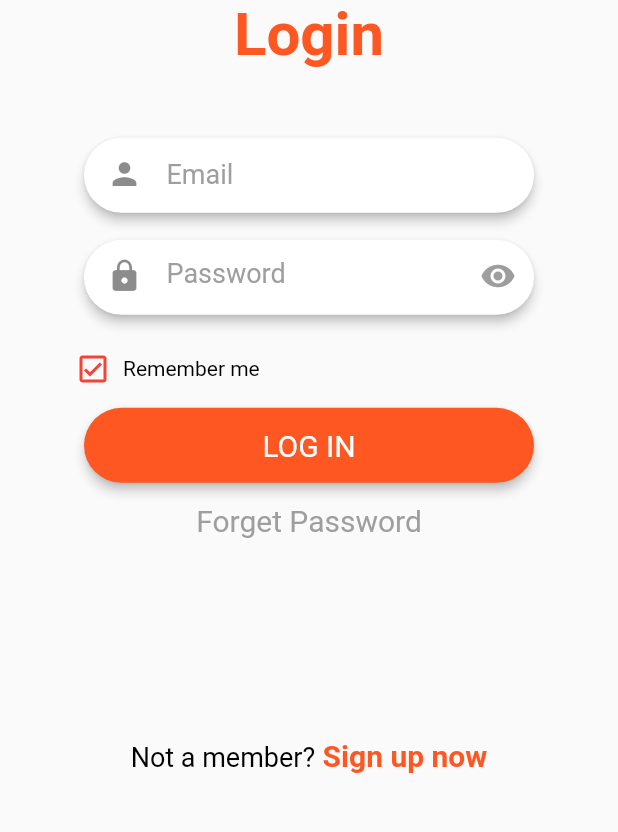
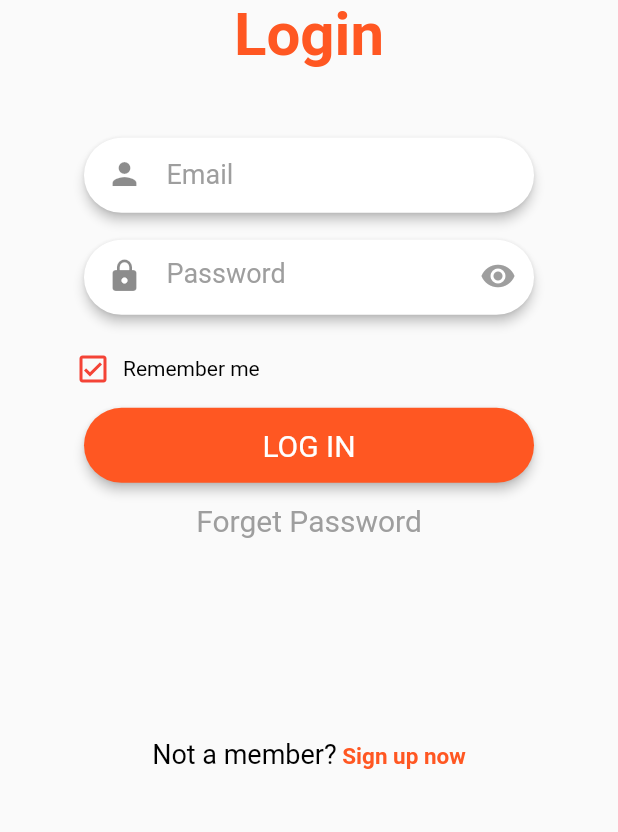
Before and after one commit to NikhilBarvadiya/AbhiCreation, a Flutter app: the screen it shows after launch, on a phone screen of 412 x 824 dp, the part 339-1171 px from its top. Run offline on Flutter 3.47's test engine with Material 2 defaults, Android fonts, the phone set to English and light mode, and no system bars; our stand-ins replace firebase_auth, firebase_core, firebase_database, flutter_hooks, google_sign_in, open_file and 1 more; missing offline and left inert: qr_code_scanner, syncfusion_flutter_pdf; accounts and stored records are empty.

Commit message:
all done

```diff
--- a/lib/Common/Image/Images.dart
+++ b/lib/Common/Image/Images.dart
@@ -6,4 +6,5 @@ class Images{
   static const String scanner = 'assets/images/scanner icon.png';
   static const String data = 'assets/images/data icon.png';
   static const String icHome = 'assets/images/Home.png';
+  static const String person = 'assets/images/person.png';
 }
--- a/lib/Common/Widget/Custom.dart
+++ b/lib/Common/Widget/Custom.dart
@@ -35,7 +35,7 @@ Widget CustomTextField({
           validator: validator,
           textAlign: TextAlign.start,
           obscureText: hide ?? false,
-          keyboardType: keyboardType ?? TextInputType.number,
+          keyboardType: keyboardType,
           onSaved: onSaved,
           decoration: InputDecoration(
             icon: Padding(
--- a/lib/Ui/Home/FirstScreen.dart
+++ b/lib/Ui/Home/FirstScreen.dart
@@ -27,6 +27,8 @@ class _FirstScreenState extends State<FirstScreen> {
     return Container(
       color: Colors.red,
       child: SafeArea(
+        child: WillPopScope(
+          onWillPop: () async=>false,
           child: Scaffold(
             appBar: Custom_AppBar(
               onTap: () {},
@@ -35,6 +37,7 @@ class _FirstScreenState extends State<FirstScreen> {
             bottomNavigationBar: Maltiple_Bottom(
               selectedIndex: selectedIndex,
               onItemTapped: (_onItemTapped),
+            ),
           ),
         ),
       ),
--- a/lib/Ui/Login/LoginScreen.dart
+++ b/lib/Ui/Login/LoginScreen.dart
@@ -30,7 +30,8 @@ class _LoginScreenState extends State<LoginScreen> {
   void initState() {
     super.initState();
     MySharedPreferences.instance.getBooleanValue("loggedin").then(
-          (value) => setState(
+          (value) =>
+          setState(
                 () {
               isLoggedIn = value;
             },
@@ -47,11 +48,14 @@ class _LoginScreenState extends State<LoginScreen> {
 
   @override
   Widget build(BuildContext context) {
-    return Scaffold(
+    return WillPopScope(
+      onWillPop: () async=>false,
+      child: Scaffold(
         body: SingleChildScrollView(
           physics: const NeverScrollableScrollPhysics(),
           child: Padding(
-          padding: const EdgeInsets.symmetric(horizontal: 50.0, vertical: 50.0),
+            padding:
+            const EdgeInsets.symmetric(horizontal: 50.0, vertical: 50.0),
             child: Form(
               key: _formKey,
               child: Column(
@@ -79,7 +83,8 @@ class _LoginScreenState extends State<LoginScreen> {
                     keyboardType: TextInputType.emailAddress,
                     controller: _emailTextController,
                     focusNode: _focusEmail,
-                  validator: (value) => Validator.validateEmail(
+                    validator: (value) =>
+                        Validator.validateEmail(
                           email: value,
                         ),
                   ),
@@ -104,7 +109,8 @@ class _LoginScreenState extends State<LoginScreen> {
                         });
                       },
                     ),
-                  validator: (value) => Validator.validatePassword(
+                    validator: (value) =>
+                        Validator.validatePassword(
                           password: value,
                         ),
                   ),
@@ -212,7 +218,9 @@ class _LoginScreenState extends State<LoginScreen> {
                   SizedBox(height: Utils.getHeight(context) * 0.15),
                   RichText(
                     text: TextSpan(
-                    style: DefaultTextStyle.of(context).style,
+                      style: DefaultTextStyle
+                          .of(context)
+                          .style,
                       children: <TextSpan>[
                         const TextSpan(
                           text: 'Not a member?',
@@ -231,7 +239,7 @@ class _LoginScreenState extends State<LoginScreen> {
                             },
                           style: const TextStyle(
                             fontWeight: FontWeight.bold,
-                          fontSize: 20,
+                            fontSize: 15,
                             color: Colors.deepOrange,
                             decoration: TextDecoration.none,
                           ),
@@ -240,6 +248,7 @@ class _LoginScreenState extends State<LoginScreen> {
                     ),
                   ),
                 ],
+              ),
             ),
           ),
         ),
--- a/pubspec.yaml
+++ b/pubspec.yaml
@@ -42,6 +42,7 @@ dependencies:
   firebase_core: ^1.13.1
   google_sign_in: ^5.2.4
   firebase_database: ^9.0.8
+  avatar_view: ^1.0.1
   qr_code_scanner: ^0.7.0
   universal_html: ^2.0.8
   shared_preferences: ^2.0.13
```
Also changed, not shown: lib/Ui/Login/ForgetPasswordScreen.dart (+7 -5 lines), lib/Ui/Screen/ProfileScreen.dart (+79 -44 lines), lib/Ui/Screen/ReturnScreen.dart (+13 -3 lines), assets/images/person.png (added), pubspec.lock. Lines whose indentation alone changed are shown as unchanged.
